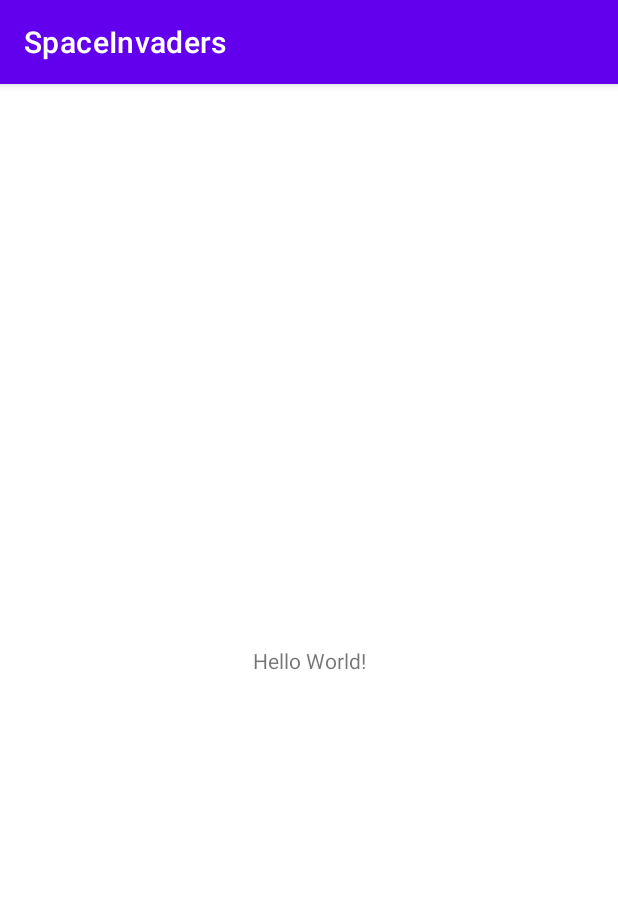
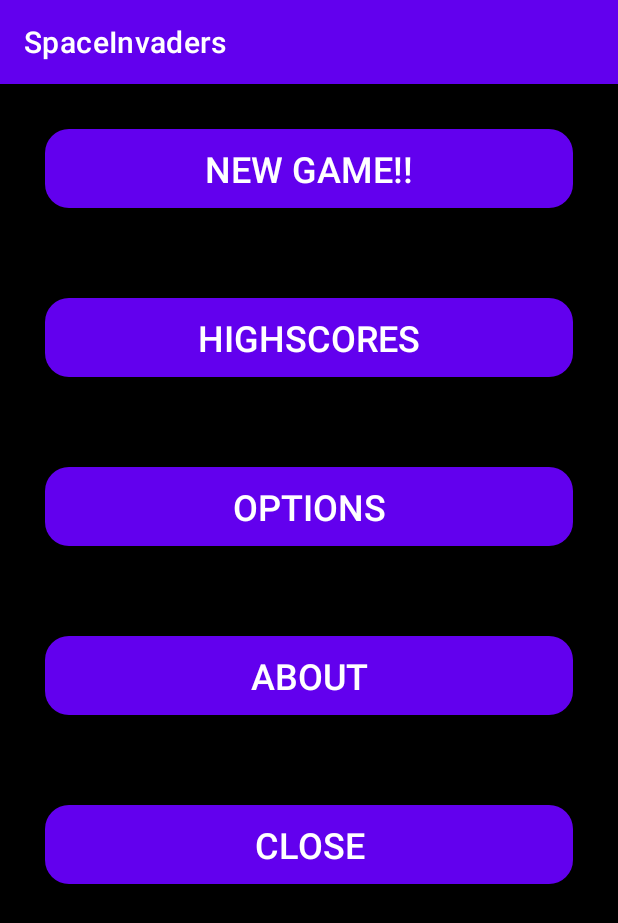
Before and after one commit to Ragnarus/Space-Invaders, an Android app: the screen it shows after launch (MainActivity), on a phone screen of 412 x 824 dp. Shown: the top 923 px of the screen. Run offline under Robolectric (Android 15) with nearby library versions, the light colour scheme and no system bars.

Commit message:
Updated Startscreen
Updated Startscreen: added buttons for navigation, added string ressources for the text of the buttons, added rounded corner style for buttons.

```diff
--- a/app/src/main/java/com/example/spaceinvaders/MainActivity.java
+++ b/app/src/main/java/com/example/spaceinvaders/MainActivity.java
@@ -10,5 +10,14 @@
     protected void onCreate(Bundle savedInstanceState) {
         super.onCreate(savedInstanceState);
         setContentView(R.layout.activity_main);
+        if (savedInstanceState == null) {
+            Bundle bundle = new Bundle();
+            bundle.putInt("some_int", 0);
+
+            getSupportFragmentManager().beginTransaction()
+                    .setReorderingAllowed(true)
+                    .add(R.id.fragmentContainer, StartScreenFragment.class, bundle)
+                    .commit();
+        }
     }
 }
--- /dev/null
+++ b/app/src/main/res/drawable/rounded_button.xml
@@ -0,0 +1,5 @@
+<!-- res/drawable/rounded_button.xml -->
+<shape xmlns:android="http://schemas.android.com/apk/res/android">
+    <corners android:radius="16dp" />
+    <solid android:color="@color/purple_500" />
+</shape>
--- a/app/src/main/res/layout/activity_main.xml
+++ b/app/src/main/res/layout/activity_main.xml
@@ -1,18 +1,15 @@
 <?xml version="1.0" encoding="utf-8"?>
-<androidx.constraintlayout.widget.ConstraintLayout xmlns:android="http://schemas.android.com/apk/res/android"
+<LinearLayout xmlns:android="http://schemas.android.com/apk/res/android"
     xmlns:app="http://schemas.android.com/apk/res-auto"
     xmlns:tools="http://schemas.android.com/tools"
     android:layout_width="match_parent"
     android:layout_height="match_parent"
     tools:context=".MainActivity">
 
-    <TextView
-        android:layout_width="wrap_content"
-        android:layout_height="wrap_content"
-        android:text="Hello World!"
-        app:layout_constraintBottom_toBottomOf="parent"
-        app:layout_constraintEnd_toEndOf="parent"
-        app:layout_constraintStart_toStartOf="parent"
-        app:layout_constraintTop_toTopOf="parent" />
-
-</androidx.constraintlayout.widget.ConstraintLayout>
+    <androidx.fragment.app.FragmentContainerView
+        android:id="@+id/fragmentContainer"
+        android:layout_width="match_parent"
+        android:layout_height="match_parent"
+        android:background="@color/black"
+        android:name="com.example.spaceinvaders.StartScreenFragment" />
+</LinearLayout>
--- a/app/src/main/res/layout/fragment_start_screen.xml
+++ b/app/src/main/res/layout/fragment_start_screen.xml
@@ -1,14 +1,61 @@
 <?xml version="1.0" encoding="utf-8"?>
-<FrameLayout xmlns:android="http://schemas.android.com/apk/res/android"
+<LinearLayout xmlns:android="http://schemas.android.com/apk/res/android"
     xmlns:tools="http://schemas.android.com/tools"
     android:layout_width="match_parent"
     android:layout_height="match_parent"
-    tools:context=".StartScreenFragment">
+    tools:context=".StartScreenFragment"
+    android:background="@color/black"
+    android:orientation="vertical">
 
-    <!-- TODO: Update blank fragment layout -->
-    <TextView
-        android:layout_width="match_parent"
-        android:layout_height="match_parent"
-        android:text="@string/hello_blank_fragment" />
+        <Button
+            android:id="@+id/newGameBtn"
+            android:layout_width="match_parent"
+            android:layout_height="wrap_content"
+            style="@style/RoundedButton"
+            android:text="@string/new_game"
+            />
 
-</FrameLayout>
+        <Button
+            android:id="@+id/continueBtn"
+            android:layout_width="match_parent"
+            android:layout_height="wrap_content"
+            style="@style/RoundedButton"
+            android:text="@string/Continue"
+            android:visibility="gone"
+            />
+
+        <Button
+            android:id="@+id/highscoreBtn"
+            android:layout_width="match_parent"
+            android:layout_height="wrap_content"
+            style="@style/RoundedButton"
+            android:text="@string/highscores"
+            />
+
+        <Button
+            android:id="@+id/Options"
+            android:layout_width="match_parent"
+            android:layout_height="wrap_content"
+            style="@style/RoundedButton"
+            android:text="@string/options"
+            />
+
+
+
+        <Button
+            android:id="@+id/About"
+            android:layout_width="match_parent"
+            android:layout_height="wrap_content"
+            style="@style/RoundedButton"
+            android:text="@string/about"
+            />
+
+        <Button
+            android:id="@+id/Close"
+            android:layout_width="match_parent"
+            android:layout_height="wrap_content"
+            style="@style/RoundedButton"
+            android:text="@string/close"
+            />
+
+</LinearLayout>
--- a/app/src/main/res/values/strings.xml
+++ b/app/src/main/res/values/strings.xml
@@ -2,4 +2,10 @@
     <string name="app_name">SpaceInvaders</string>
     <!-- TODO: Remove or change this placeholder text -->
     <string name="hello_blank_fragment">Hello blank fragment</string>
+    <string name="new_game">New Game!!</string>
+    <string name="Continue">Continue</string>
+    <string name="highscores">Highscores</string>
+    <string name="options">Options</string>
+    <string name="about">About</string>
+    <string name="close">Close</string>
 </resources>
--- /dev/null
+++ b/app/src/main/res/values/style.xml
@@ -0,0 +1,14 @@
+<?xml version="1.0" encoding="utf-8"?>
+<resources>
+    <!-- res/values/style.xml -->
+    <style name="RoundedButton" parent="Widget.AppCompat.Button">
+        <item name="android:background">@drawable/rounded_button</item>
+        <item name="android:textColor">@color/white</item>
+        <item name="android:layout_margin">30sp</item>
+
+        <item name="android:textSize">24sp</item>
+
+        <!-- Optional: Weitere Attribute hinzufügen -->
+    </style>
+
+</resources>
```
